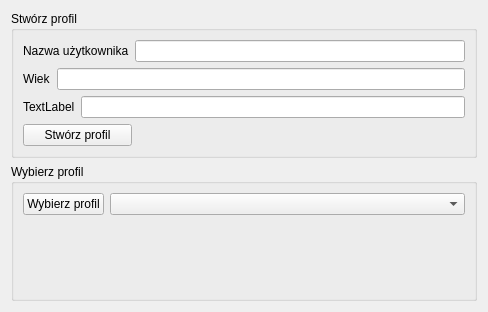
Qt form coach/interface/ui/profile_selection_menu.ui (Daria34522/Trener_Personalny_Czacza) before a commit.
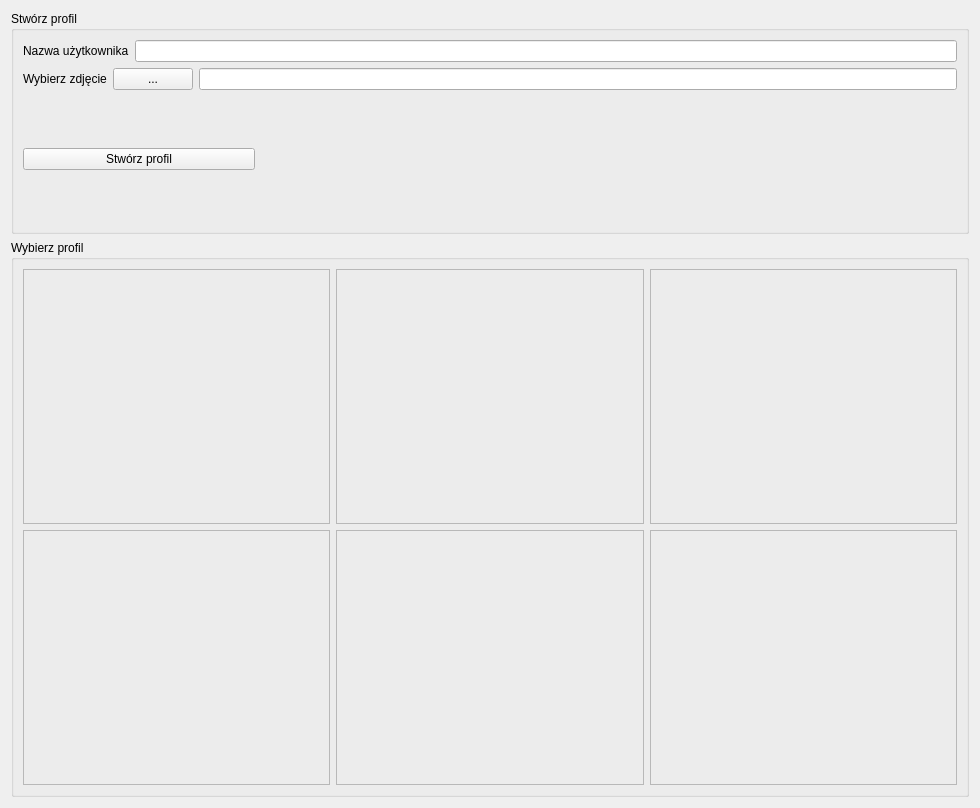
The same form after that commit.

Diff of the .ui file:
```diff
--- a/coach/interface/ui/profile_selection_menu.ui
+++ b/coach/interface/ui/profile_selection_menu.ui
@@ -6,20 +6,20 @@
    <rect>
     <x>0</x>
     <y>0</y>
-    <width>488</width>
-    <height>312</height>
+    <width>980</width>
+    <height>808</height>
    </rect>
   </property>
   <property name="windowTitle">
    <string>Form</string>
   </property>
-  <layout class="QVBoxLayout" name="verticalLayout">
+  <layout class="QVBoxLayout" name="verticalLayout" stretch="2,5">
    <item>
     <widget class="QGroupBox" name="Create_profile_menu">
      <property name="title">
       <string>Stwórz profil</string>
      </property>
-     <layout class="QVBoxLayout" name="verticalLayout_2">
+     <layout class="QVBoxLayout" name="verticalLayout_2" stretch="2,2,1">
       <item>
        <layout class="QHBoxLayout" name="horizontalLayout">
         <item>
@@ -35,30 +35,23 @@
        </layout>
       </item>
       <item>
-       <layout class="QHBoxLayout" name="horizontalLayout_4">
-        <item>
-         <widget class="QLabel" name="Age_label">
-          <property name="text">
-           <string>Wiek</string>
-          </property>
-         </widget>
-        </item>
-        <item>
-         <widget class="QLineEdit" name="Age"/>
-        </item>
-       </layout>
-      </item>
-      <item>
-       <layout class="QHBoxLayout" name="horizontalLayout_5">
+       <layout class="QHBoxLayout" name="horizontalLayout_5" stretch="10,0,100">
         <item>
          <widget class="QLabel" name="label">
           <property name="text">
-           <string>TextLabel</string>
+           <string>Wybierz zdjęcie</string>
           </property>
          </widget>
         </item>
         <item>
-         <widget class="QLineEdit" name="lineEdit_3"/>
+         <widget class="QPushButton" name="Browse">
+          <property name="text">
+           <string>...</string>
+          </property>
+         </widget>
+        </item>
+        <item>
+         <widget class="QLineEdit" name="Path"/>
         </item>
        </layout>
       </item>
@@ -88,23 +81,164 @@
      <property name="title">
       <string>Wybierz profil</string>
      </property>
-     <layout class="QFormLayout" name="formLayout">
-      <item row="0" column="0">
-       <widget class="QPushButton" name="Select_profile_button">
-        <property name="text">
-         <string>Wybierz profil</string>
-        </property>
-       </widget>
+     <layout class="QVBoxLayout" name="verticalLayout_3">
+      <item>
+       <layout class="QHBoxLayout" name="horizontalLayout_3">
+        <item>
+         <widget class="QFrame" name="Account_1">
+          <property name="frameShape">
+           <enum>QFrame::StyledPanel</enum>
+          </property>
+          <property name="frameShadow">
+           <enum>QFrame::Raised</enum>
+          </property>
+          <layout class="QVBoxLayout" name="verticalLayout_4" stretch="8,1">
+           <item>
+            <widget class="QWidget" name="ProfileImage_1" native="true"/>
+           </item>
+           <item>
+            <widget class="QLabel" name="ProfileName_1">
+             <property name="text">
+              <string/>
+             </property>
+             <property name="alignment">
+              <set>Qt::AlignCenter</set>
+             </property>
+            </widget>
+           </item>
+          </layout>
+         </widget>
+        </item>
+        <item>
+         <widget class="QFrame" name="Account_2">
+          <property name="frameShape">
+           <enum>QFrame::StyledPanel</enum>
+          </property>
+          <property name="frameShadow">
+           <enum>QFrame::Raised</enum>
+          </property>
+          <layout class="QVBoxLayout" name="verticalLayout_5" stretch="8,1">
+           <item>
+            <widget class="QWidget" name="ProfileImage_2" native="true"/>
+           </item>
+           <item>
+            <widget class="QLabel" name="ProfileName_2">
+             <property name="text">
+              <string/>
+             </property>
+             <property name="alignment">
+              <set>Qt::AlignCenter</set>
+             </property>
+            </widget>
+           </item>
+          </layout>
+         </widget>
+        </item>
+        <item>
+         <widget class="QFrame" name="Account_3">
+          <property name="frameShape">
+           <enum>QFrame::StyledPanel</enum>
+          </property>
+          <property name="frameShadow">
+           <enum>QFrame::Raised</enum>
+          </property>
+          <layout class="QVBoxLayout" name="verticalLayout_6" stretch="8,1">
+           <item>
+            <widget class="QWidget" name="ProfileImage_3" native="true"/>
+           </item>
+           <item>
+            <widget class="QLabel" name="ProfileName_3">
+             <property name="text">
+              <string/>
+             </property>
+             <property name="alignment">
+              <set>Qt::AlignCenter</set>
+             </property>
+            </widget>
+           </item>
+          </layout>
+         </widget>
+        </item>
+       </layout>
       </item>
-      <item row="0" column="1">
-       <widget class="QComboBox" name="Select_profile"/>
-      </item>
-      <item row="2" column="1">
-       <widget class="QLabel" name="Message_from_database_2">
-        <property name="text">
-         <string/>
-        </property>
-       </widget>
+      <item>
+       <layout class="QHBoxLayout" name="horizontalLayout_6">
+        <item>
+         <widget class="QFrame" name="Account_4">
+          <property name="frameShape">
+           <enum>QFrame::StyledPanel</enum>
+          </property>
+          <property name="frameShadow">
+           <enum>QFrame::Raised</enum>
+          </property>
+          <layout class="QVBoxLayout" name="verticalLayout_7" stretch="8,1">
+           <item>
+            <widget class="QWidget" name="ProfileImage_4" native="true"/>
+           </item>
+           <item>
+            <widget class="QLabel" name="ProfileName_4">
+             <property name="text">
+              <string/>
+             </property>
+             <property name="alignment">
+              <set>Qt::AlignCenter</set>
+             </property>
+            </widget>
+           </item>
+          </layout>
+         </widget>
+        </item>
+        <item>
+         <widget class="QFrame" name="Account_5">
+          <property name="frameShape">
+           <enum>QFrame::StyledPanel</enum>
+          </property>
+          <property name="frameShadow">
+           <enum>QFrame::Raised</enum>
+          </property>
+          <layout class="QVBoxLayout" name="verticalLayout_8" stretch="8,1">
+           <item>
+            <widget class="QWidget" name="ProfileImage_5" native="true"/>
+           </item>
+           <item>
+            <widget class="QLabel" name="ProfileName_5">
+             <property name="text">
+              <string/>
+             </property>
+             <property name="alignment">
+              <set>Qt::AlignCenter</set>
+             </property>
+            </widget>
+           </item>
+          </layout>
+         </widget>
+        </item>
+        <item>
+         <widget class="QFrame" name="Account_6">
+          <property name="frameShape">
+           <enum>QFrame::StyledPanel</enum>
+          </property>
+          <property name="frameShadow">
+           <enum>QFrame::Raised</enum>
+          </property>
+          <layout class="QVBoxLayout" name="verticalLayout_9" stretch="8,1">
+           <item>
+            <widget class="QWidget" name="ProfileImage_6" native="true"/>
+           </item>
+           <item>
+            <widget class="QLabel" name="ProfileName_6">
+             <property name="text">
+              <string/>
+             </property>
+             <property name="alignment">
+              <set>Qt::AlignCenter</set>
+             </property>
+            </widget>
+           </item>
+          </layout>
+         </widget>
+        </item>
+       </layout>
       </item>
      </layout>
     </widget>
```
